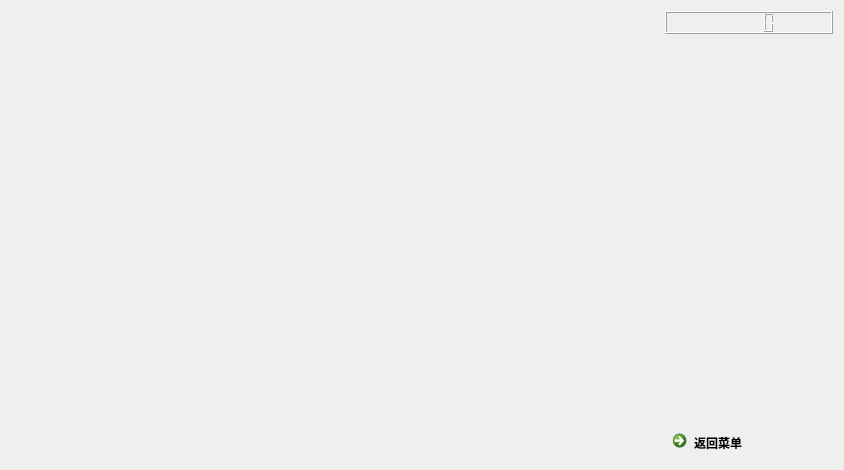
The window that gamescene.ui (Chiichen/SomaMap) describes before a commit, drawn with Qt 5.
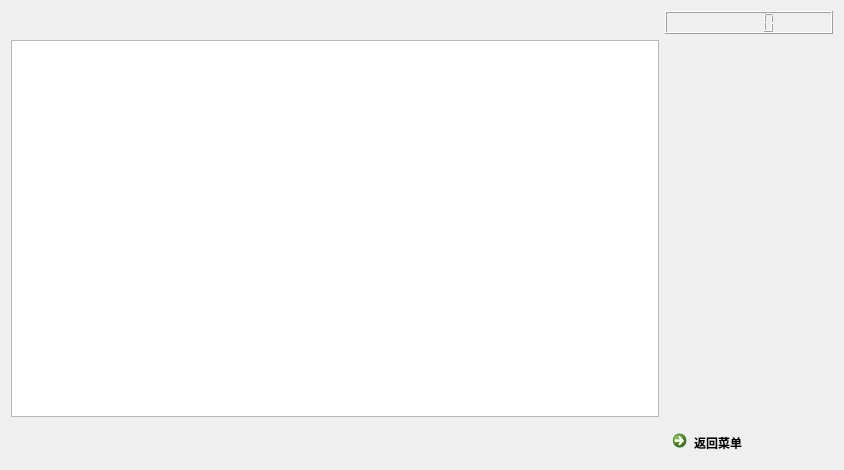
The same window after the commit.

What changed in the file:
```diff
--- a/gamescene.ui
+++ b/gamescene.ui
@@ -51,7 +51,7 @@
     <widget class="QLCDNumber" name="lcdNumber"/>
    </item>
    <item row="1" column="0">
-    <widget class="QWidget" name="widget" native="true"/>
+    <widget class="QGraphicsView" name="graphicsView"/>
    </item>
   </layout>
  </widget>
```
